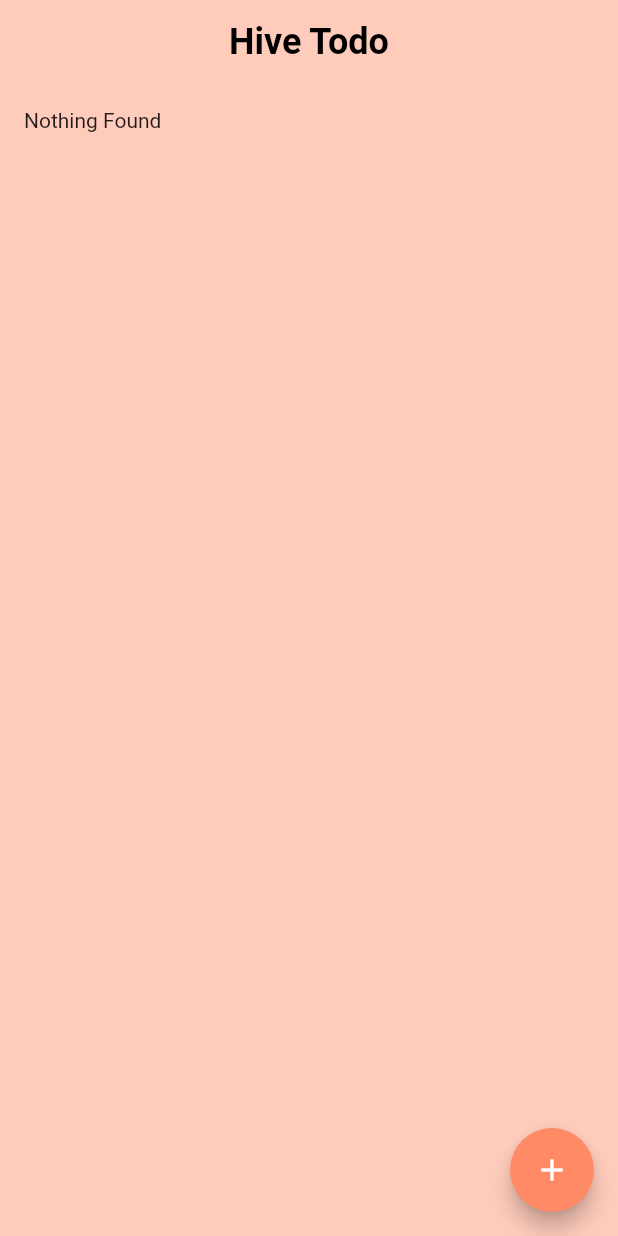
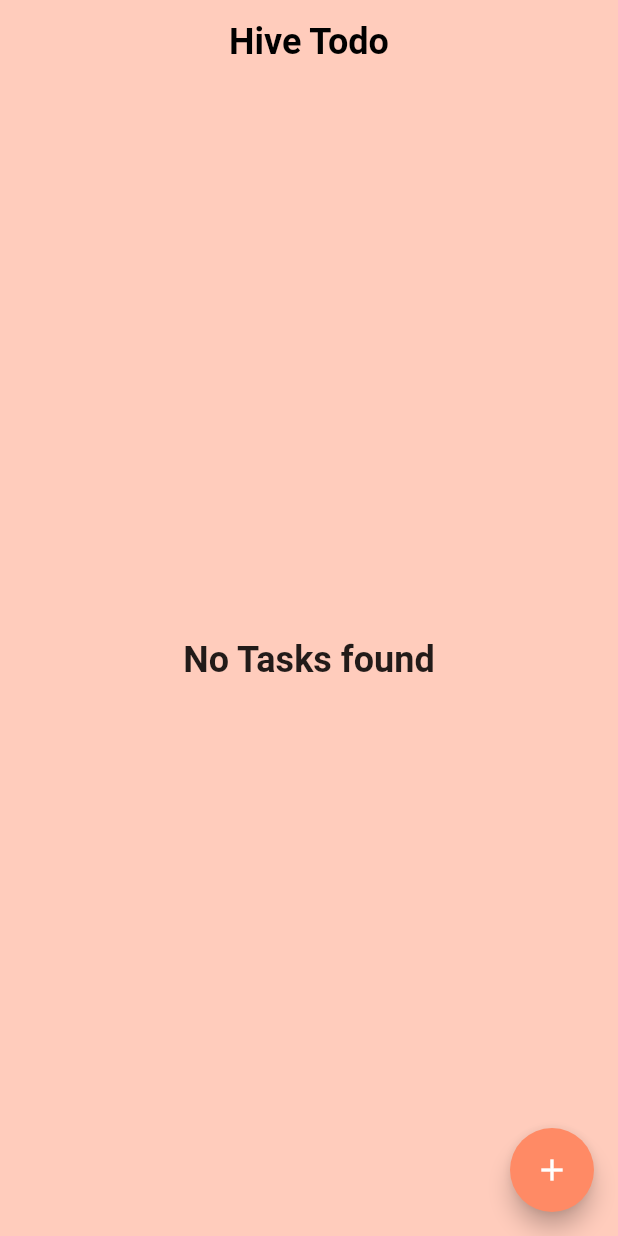
Before and after one commit to KenStarry/Hive_Todo, a Flutter app: the screen it shows after launch, on a phone screen of 412 x 824 dp. Run offline on Flutter 3.47's test engine with Material 2 defaults, Android fonts, the light colour scheme and no system bars; our stand-ins replace flutter_slidable, get_it, hive, hive_flutter; accounts and stored records are empty.

Commit message:
Fixed a couple of bugs

```diff
--- a/lib/features/feature_main_screen/presentation/main_screen.dart
+++ b/lib/features/feature_main_screen/presentation/main_screen.dart
@@ -63,7 +63,12 @@ class _MainScreenState extends State<MainScreen> {
         body: Padding(
           padding: const EdgeInsets.all(16),
           child: tasks == null || tasks.isEmpty
-              ? Text("Nothing Found")
+              ? const Center(
+                child: Text(
+                    "No Tasks found",
+                    style: TextStyle(fontSize: 24, fontWeight: FontWeight.bold),
+                  ),
+              )
               : ListView.separated(
                   itemCount: tasks.length,
                   physics: const BouncingScrollPhysics(),
--- a/lib/features/feature_main_screen/presentation/provider/tasks_provider.dart
+++ b/lib/features/feature_main_screen/presentation/provider/tasks_provider.dart
@@ -19,7 +19,7 @@ class TasksProvider extends ChangeNotifier {
     List<Task>? myTasks = _tasks?.map((task) => Task.fromMap(task)).toList();
     //  change the values in the list
     myTasks![index].taskCompleted = value;
-    print(myTasks[index].taskCompleted);
+    print("Check changed to ${value}");
     notifyListeners();
   }
 
```
Lines whose indentation alone changed are shown as unchanged.
